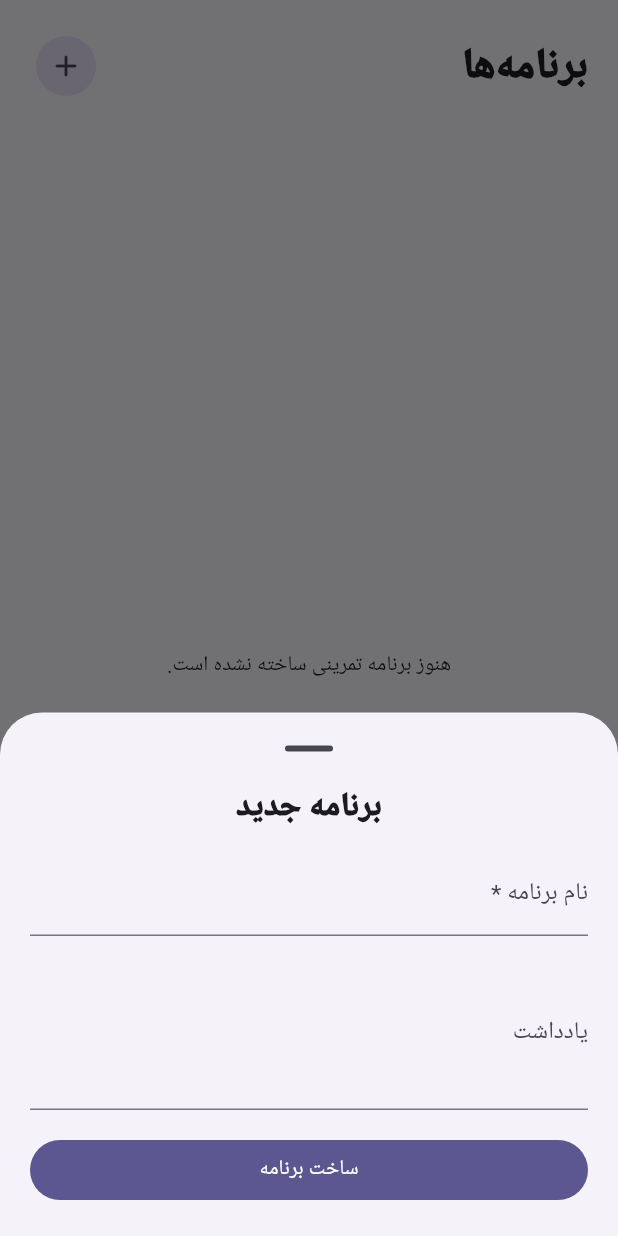
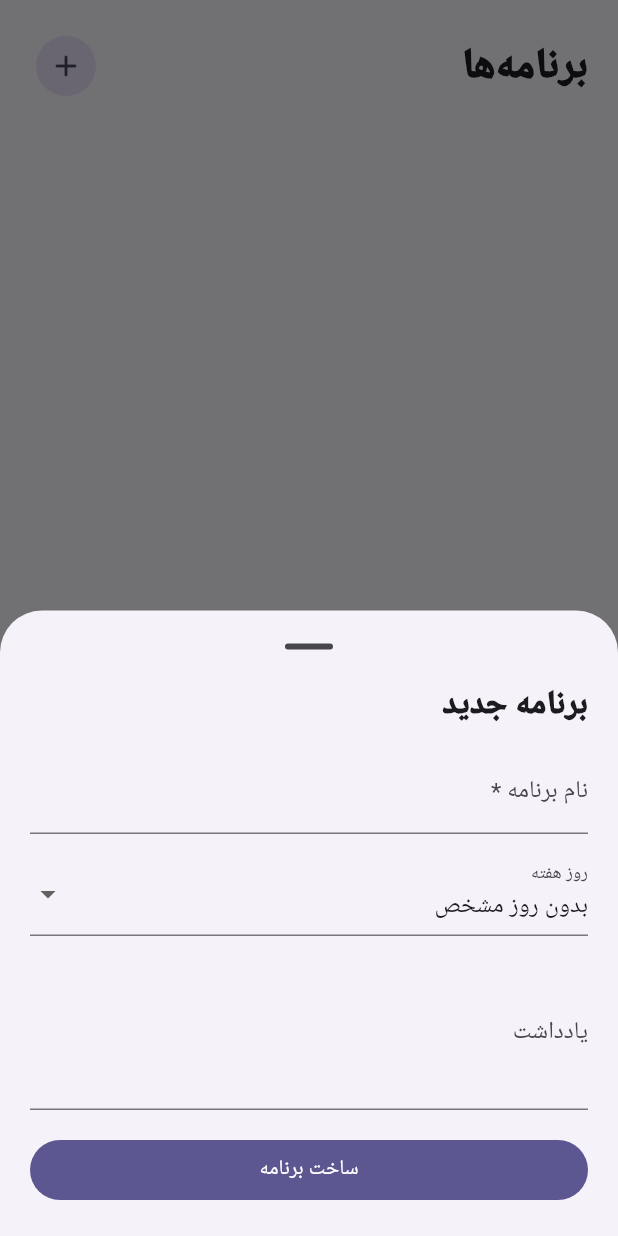
Before and after one commit to sahandse/tamrino, a Flutter app: the WorkoutsScreen screen opened directly, after a tap on the "add" icon, on a phone screen of 412 x 824 dp. Run offline on Flutter 3.47's test engine with Material 3 defaults, Android fonts, the phone set to English and light mode, and no system bars; our stand-ins replace file_picker, google_sign_in, sqflite; missing offline and left inert: googleapis; accounts and stored records are empty.

Commit message:
feat: add weekly plan scheduling controls

```diff
--- a/lib/features/workouts/workouts_screen.dart
+++ b/lib/features/workouts/workouts_screen.dart
@@ -12,63 +12,80 @@ class WorkoutsScreen extends StatefulWidget {
 
 class _WorkoutsScreenState extends State<WorkoutsScreen> {
   final repo = WorkoutRepository();
+  static const weekdays = <int, String>{
+    6: 'شنبه', 7: 'یکشنبه', 1: 'دوشنبه', 2: 'سه‌شنبه', 3: 'چهارشنبه', 4: 'پنجشنبه', 5: 'جمعه',
+  };
 
   Future<void> _createPlan() async {
     final name = TextEditingController();
     final notes = TextEditingController();
+    int? weekday;
     final created = await showModalBottomSheet<bool>(
       context: context,
       isScrollControlled: true,
       showDragHandle: true,
       builder: (context) => Directionality(
         textDirection: TextDirection.rtl,
-        child: Padding(
-          padding: EdgeInsets.only(
-            left: 20,
-            right: 20,
-            bottom: MediaQuery.of(context).viewInsets.bottom + 20,
-          ),
-          child: Column(
-            mainAxisSize: MainAxisSize.min,
-            children: [
+        child: StatefulBuilder(builder: (context, localSetState) => Padding(
+          padding: EdgeInsets.only(left: 20, right: 20, bottom: MediaQuery.of(context).viewInsets.bottom + 20),
+          child: Column(mainAxisSize: MainAxisSize.min, crossAxisAlignment: CrossAxisAlignment.stretch, children: [
             Text('برنامه جدید', style: Theme.of(context).textTheme.titleLarge?.copyWith(fontWeight: FontWeight.w900)),
             const SizedBox(height: 16),
             TextField(controller: name, decoration: const InputDecoration(labelText: 'نام برنامه *')),
             const SizedBox(height: 12),
+            DropdownButtonFormField<int?>(
+              value: weekday,
+              decoration: const InputDecoration(labelText: 'روز هفته'),
+              items: [
+                const DropdownMenuItem<int?>(value: null, child: Text('بدون روز مشخص')),
+                ...weekdays.entries.map((e) => DropdownMenuItem<int?>(value: e.key, child: Text(e.value))),
+              ],
+              onChanged: (v) => localSetState(() => weekday = v),
+            ),
+            const SizedBox(height: 12),
             TextField(controller: notes, maxLines: 3, decoration: const InputDecoration(labelText: 'یادداشت')),
             const SizedBox(height: 16),
-              SizedBox(
-                width: double.infinity,
-                child: FilledButton(
-                  onPressed: () async {
+            FilledButton(onPressed: () async {
               if (name.text.trim().isEmpty) return;
-                    await repo.createPlan(name: name.text, notes: notes.text);
+              await repo.createPlan(name: name.text, notes: notes.text, weekday: weekday);
               if (context.mounted) Navigator.pop(context, true);
-                  },
-                  child: const Text('ساخت برنامه'),
-                ),
-              ),
-            ],
-          ),
-        ),
+            }, child: const Text('ساخت برنامه')),
+          ]),
+        )),
       ),
     );
     if (created == true && mounted) setState(() {});
+  }
+
+  Future<void> _changeWeekday(Map<String, Object?> plan) async {
+    final current = plan['weekday'] as int?;
+    final value = await showModalBottomSheet<int?>(
+      context: context,
+      showDragHandle: true,
+      builder: (context) => Directionality(
+        textDirection: TextDirection.rtl,
+        child: SafeArea(child: Column(mainAxisSize: MainAxisSize.min, children: [
+          ListTile(title: const Text('بدون روز مشخص'), selected: current == null, onTap: () => Navigator.pop(context, 0)),
+          ...weekdays.entries.map((e) => ListTile(title: Text(e.value), selected: current == e.key, onTap: () => Navigator.pop(context, e.key))),
+        ])),
+      ),
+    );
+    if (!mounted || value == null) return;
+    await repo.setPlanWeekday(plan['id'] as int, value == 0 ? null : value);
+    setState(() {});
   }
 
   Future<void> _managePlan(Map<String, Object?> plan) async {
     final planId = plan['id'] as int;
     final exercises = await repo.getExercises();
     if (!mounted) return;
-
     await showModalBottomSheet<void>(
       context: context,
       isScrollControlled: true,
       showDragHandle: true,
       builder: (context) => Directionality(
         textDirection: TextDirection.rtl,
-        child: StatefulBuilder(
-          builder: (context, localSetState) => FutureBuilder<List<Map<String, Object?>>>(
+        child: StatefulBuilder(builder: (context, localSetState) => FutureBuilder<List<Map<String, Object?>>>(
           future: repo.getPlanExercises(planId),
           builder: (context, snapshot) {
             final selected = snapshot.data ?? const [];
@@ -83,17 +100,12 @@ class _WorkoutsScreenState extends State<WorkoutsScreen> {
                   Text(plan['name'] as String, style: Theme.of(context).textTheme.titleLarge?.copyWith(fontWeight: FontWeight.w900)),
                   const SizedBox(height: 16),
                   if (selected.isEmpty)
-                      const Padding(
-                        padding: EdgeInsets.symmetric(vertical: 20),
-                        child: Text('هنوز حرکتی به این برنامه اضافه نشده است.', textAlign: TextAlign.center),
-                      )
+                    const Padding(padding: EdgeInsets.symmetric(vertical: 20), child: Text('هنوز حرکتی به این برنامه اضافه نشده است.', textAlign: TextAlign.center))
                   else
-                      ...selected.map((e) => Card(
-                            child: ListTile(
+                    ...selected.map((e) => Card(child: ListTile(
                       title: Text(e['name'] as String, style: const TextStyle(fontWeight: FontWeight.w800)),
-                              subtitle: Text('${e['target_sets'] ?? '—'} ست • ${e['target_reps'] ?? '—'} تکرار'),
-                            ),
-                          )),
+                      subtitle: Text('${e['target_sets'] ?? '—'} ست • ${e['target_reps'] ?? '—'} تکرار • ${e['rest_seconds'] ?? 90} ثانیه استراحت'),
+                    ))),
                   const SizedBox(height: 16),
                   Text('افزودن حرکت', style: Theme.of(context).textTheme.titleMedium?.copyWith(fontWeight: FontWeight.w900)),
                   const SizedBox(height: 10),
@@ -104,13 +116,9 @@ class _WorkoutsScreenState extends State<WorkoutsScreen> {
                       contentPadding: EdgeInsets.zero,
                       leading: const CircleAvatar(child: Icon(Icons.add_rounded)),
                       title: Text(exercise['name'] as String),
+                      subtitle: exercise['is_favorite'] == 1 ? const Text('★ علاقه‌مندی') : null,
                       onTap: () async {
-                              await repo.addExerciseToPlan(
-                                planId: planId,
-                                exerciseId: exercise['id'] as int,
-                                targetSets: 3,
-                                targetReps: '8-12',
-                              );
+                        await repo.addExerciseToPlan(planId: planId, exerciseId: exercise['id'] as int, targetSets: 3, targetReps: '8-12');
                         localSetState(() {});
                         if (mounted) setState(() {});
                       },
@@ -119,8 +127,7 @@ class _WorkoutsScreenState extends State<WorkoutsScreen> {
               ),
             );
           },
-          ),
-        ),
+        )),
       ),
     );
   }
@@ -134,18 +141,13 @@ class _WorkoutsScreenState extends State<WorkoutsScreen> {
         return Scaffold(
           body: Padding(
             padding: const EdgeInsets.all(20),
-            child: Column(
-              crossAxisAlignment: CrossAxisAlignment.stretch,
-              children: [
-                Row(
-                  children: [
+            child: Column(crossAxisAlignment: CrossAxisAlignment.stretch, children: [
+              Row(children: [
                 Expanded(child: Text('برنامه‌ها', style: Theme.of(context).textTheme.headlineMedium?.copyWith(fontWeight: FontWeight.w900))),
                 IconButton.filledTonal(onPressed: _createPlan, icon: const Icon(Icons.add_rounded)),
-                  ],
-                ),
+              ]),
               const SizedBox(height: 16),
-                Expanded(
-                  child: snapshot.connectionState == ConnectionState.waiting
+              Expanded(child: snapshot.connectionState == ConnectionState.waiting
                   ? const Center(child: CircularProgressIndicator())
                   : plans.isEmpty
                       ? const Center(child: Text('هنوز برنامه تمرینی ساخته نشده است.'))
@@ -154,60 +156,37 @@ class _WorkoutsScreenState extends State<WorkoutsScreen> {
                           separatorBuilder: (_, __) => const SizedBox(height: 12),
                           itemBuilder: (context, index) {
                             final plan = plans[index];
-                                return Card(
-                                  child: Padding(
+                            final weekday = plan['weekday'] as int?;
+                            return Card(child: Padding(
                               padding: const EdgeInsets.all(16),
-                                    child: Column(
-                                      crossAxisAlignment: CrossAxisAlignment.stretch,
-                                      children: [
-                                        Text(plan['name'] as String, style: Theme.of(context).textTheme.titleMedium?.copyWith(fontWeight: FontWeight.w900)),
+                              child: Column(crossAxisAlignment: CrossAxisAlignment.stretch, children: [
+                                Row(children: [
+                                  Expanded(child: Text(plan['name'] as String, style: Theme.of(context).textTheme.titleMedium?.copyWith(fontWeight: FontWeight.w900))),
+                                  ActionChip(label: Text(weekday == null ? 'بدون روز' : weekdays[weekday]!), onPressed: () => _changeWeekday(plan)),
+                                ]),
                                 const SizedBox(height: 4),
                                 Text('${plan['exercise_count'] ?? 0} حرکت'),
                                 const SizedBox(height: 14),
-                                        Row(
-                                          children: [
-                                            Expanded(
-                                              child: OutlinedButton.icon(
-                                                onPressed: () => _managePlan(plan),
-                                                icon: const Icon(Icons.edit_outlined),
-                                                label: const Text('ویرایش'),
-                                              ),
-                                            ),
+                                Row(children: [
+                                  Expanded(child: OutlinedButton.icon(onPressed: () => _managePlan(plan), icon: const Icon(Icons.edit_outlined), label: const Text('ویرایش'))),
                                   const SizedBox(width: 10),
-                                            Expanded(
-                                              child: FilledButton.icon(
-                                                onPressed: () async {
+                                  Expanded(child: FilledButton.icon(onPressed: () async {
                                     final exercises = await repo.getPlanExercises(plan['id'] as int);
                                     if (!mounted) return;
                                     if (exercises.isEmpty) {
                                       ScaffoldMessenger.of(context).showSnackBar(const SnackBar(content: Text('ابتدا به برنامه حرکت اضافه کن.')));
                                       return;
                                     }
-                                                  Navigator.of(context).push(MaterialPageRoute(
-                                                    builder: (_) => WorkoutSessionScreen(plan: plan, exercises: exercises),
+                                    Navigator.of(context).push(MaterialPageRoute(builder: (_) => WorkoutSessionScreen(plan: plan, exercises: exercises)));
+                                  }, icon: const Icon(Icons.play_arrow_rounded), label: const Text('شروع'))),
+                                ]),
+                              ]),
                             ));
                           },
-                                                icon: const Icon(Icons.play_arrow_rounded),
-                                                label: const Text('شروع'),
+                        )),
+            ]),
           ),
-                                            ),
-                                          ],
-                                        ),
-                                      ],
-                                    ),
-                                  ),
-                                );
-                              },
-                            ),
-                ),
-              ],
-            ),
-          ),
-          floatingActionButton: FloatingActionButton.extended(
-            onPressed: _createPlan,
-            icon: const Icon(Icons.add_rounded),
-            label: const Text('برنامه جدید'),
-          ),
+          floatingActionButton: FloatingActionButton.extended(onPressed: _createPlan, icon: const Icon(Icons.add_rounded), label: const Text('برنامه جدید')),
         );
       },
     );
```
Lines whose indentation alone changed are shown as unchanged.
